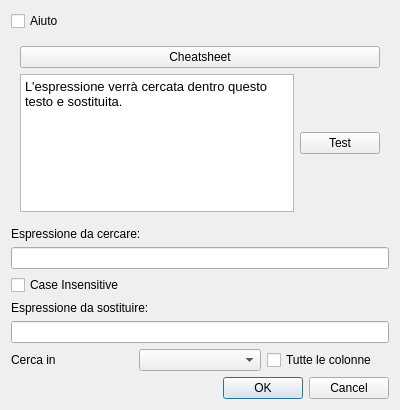
Old version of the form forms/regex_replace.ui in the repository zorbaproject/Bran.
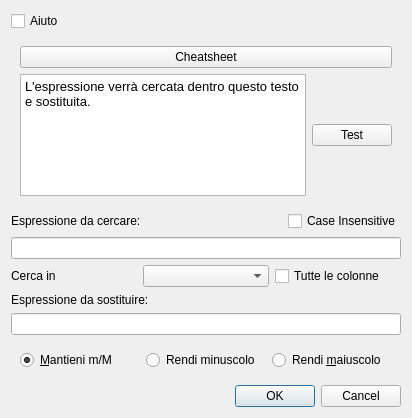
New version of the form.

Commit message: Rendi maiuscolo e minuscolo con RegEx

The edit to the form file:
```diff
--- a/forms/regex_replace.ui
+++ b/forms/regex_replace.ui
@@ -6,8 +6,8 @@
    <rect>
     <x>0</x>
     <y>0</y>
-    <width>400</width>
-    <height>410</height>
+    <width>412</width>
+    <height>418</height>
    </rect>
   </property>
   <property name="windowTitle">
@@ -57,6 +57,8 @@
     </widget>
    </item>
    <item>
+    <layout class="QHBoxLayout" name="horizontalLayout_3">
+     <item>
     <widget class="QLabel" name="label_2">
      <property name="text">
       <string>Espressione da cercare:</string>
@@ -64,7 +66,17 @@
     </widget>
    </item>
    <item>
-    <widget class="QLineEdit" name="orig"/>
+      <spacer name="horizontalSpacer">
+       <property name="orientation">
+        <enum>Qt::Horizontal</enum>
+       </property>
+       <property name="sizeHint" stdset="0">
+        <size>
+         <width>40</width>
+         <height>20</height>
+        </size>
+       </property>
+      </spacer>
    </item>
    <item>
     <widget class="QCheckBox" name="ignorecase">
@@ -73,15 +85,10 @@
      </property>
     </widget>
    </item>
-   <item>
-    <widget class="QLabel" name="label">
-     <property name="text">
-      <string>Espressione da sostituire:</string>
-     </property>
-    </widget>
+    </layout>
    </item>
    <item>
-    <widget class="QLineEdit" name="dest"/>
+    <widget class="QLineEdit" name="orig"/>
    </item>
    <item>
     <layout class="QHBoxLayout" name="horizontalLayout_2">
@@ -104,6 +111,46 @@
      </item>
     </layout>
    </item>
+   <item>
+    <widget class="QLabel" name="label">
+     <property name="text">
+      <string>Espressione da sostituire:</string>
+     </property>
+    </widget>
+   </item>
+   <item>
+    <widget class="QLineEdit" name="dest"/>
+   </item>
+   <item>
+    <widget class="QWidget" name="changeCase" native="true">
+     <layout class="QHBoxLayout" name="horizontalLayout_5">
+      <item>
+       <widget class="QRadioButton" name="keepcase">
+        <property name="text">
+         <string>&amp;Mantieni m/M</string>
+        </property>
+        <property name="checked">
+         <bool>true</bool>
+        </property>
+       </widget>
+      </item>
+      <item>
+       <widget class="QRadioButton" name="dolower">
+        <property name="text">
+         <string>Rendi minuscolo</string>
+        </property>
+       </widget>
+      </item>
+      <item>
+       <widget class="QRadioButton" name="doupper">
+        <property name="text">
+         <string>Rendi &amp;maiuscolo</string>
+        </property>
+       </widget>
+      </item>
+     </layout>
+    </widget>
+   </item>
    <item>
     <widget class="QDialogButtonBox" name="buttonBox">
      <property name="orientation">
```
Lines whose indentation alone changed are shown as unchanged. The commit also changes 3 other files.
